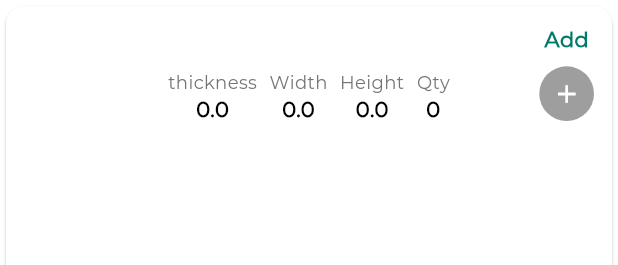
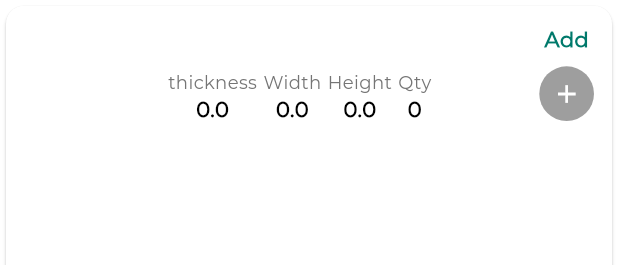
Before and after one commit to Hadel123BrIT/doctor_ouzoune, a Flutter app: the BuildToolCard widget shown alone on an empty page, opened directly with empty values, on a phone screen of 412 x 824 dp. Shown: the top 265 px of the screen. Run offline on Flutter 3.47's test engine with Material 3 defaults, Android fonts, the phone set to English and light mode, and no system bars; our stand-ins replace animated_bottom_navigation_bar, dio, firebase_core, firebase_messaging, flutter_local_notifications, flutter_otp_text_field and 10 more; accounts and stored records are empty; network calls fail.

Commit message:
add some updates about Additional tools

```diff
--- a/lib/views/kits/widget/buildToolCard.dart
+++ b/lib/views/kits/widget/buildToolCard.dart
@@ -72,11 +72,11 @@ class BuildToolCard extends StatelessWidget {
                   Row(
                     children: [
                       BuildDetailItem(context, "thickness", "${tool.thickness ?? 'N/A'}"),
-                      SizedBox(width: context.width * 0.02),
+                      SizedBox(width: context.width * 0.01),
                       BuildDetailItem(context, "Width", "${tool.width ?? 'N/A'}"),
-                      SizedBox(width: context.width * 0.02),
+                      SizedBox(width: context.width * 0.01),
                       BuildDetailItem(context, "Height", "${tool.height ?? 'N/A'}"),
-                      SizedBox(width: context.width * 0.02),
+                      SizedBox(width: context.width * 0.01),
                       BuildDetailItem(context, "Qty", "${tool.quantity ?? 0}", takeFirstDigit: true),
                     ],
                   ),
--- a/lib/views/login/login_controller.dart
+++ b/lib/views/login/login_controller.dart
@@ -9,8 +9,10 @@ import 'package:ouzoun/core/services/api_services.dart';
 import '../../Routes/app_routes.dart';
 import '../../core/services/firebase_service.dart';
 import '../../widgets/CustomSnackbar .dart';
+import '../register/register_controller.dart';
 
 class LoginController extends GetxController {
+  RegisterController controller=Get.put(RegisterController());
   final emailController = TextEditingController();
   final passwordController = TextEditingController();
   var isLoading = false.obs;
@@ -34,7 +36,7 @@ class LoginController extends GetxController {
           await GetStorage().write('auth_token', token.toString());
 
           CustomSnackbar.success(
-            message: 'Welcome doctor',
+            message: 'Welcome doctor  ${controller.nameController.text}',
             duration: Duration(seconds: 3),
           );
 
```
